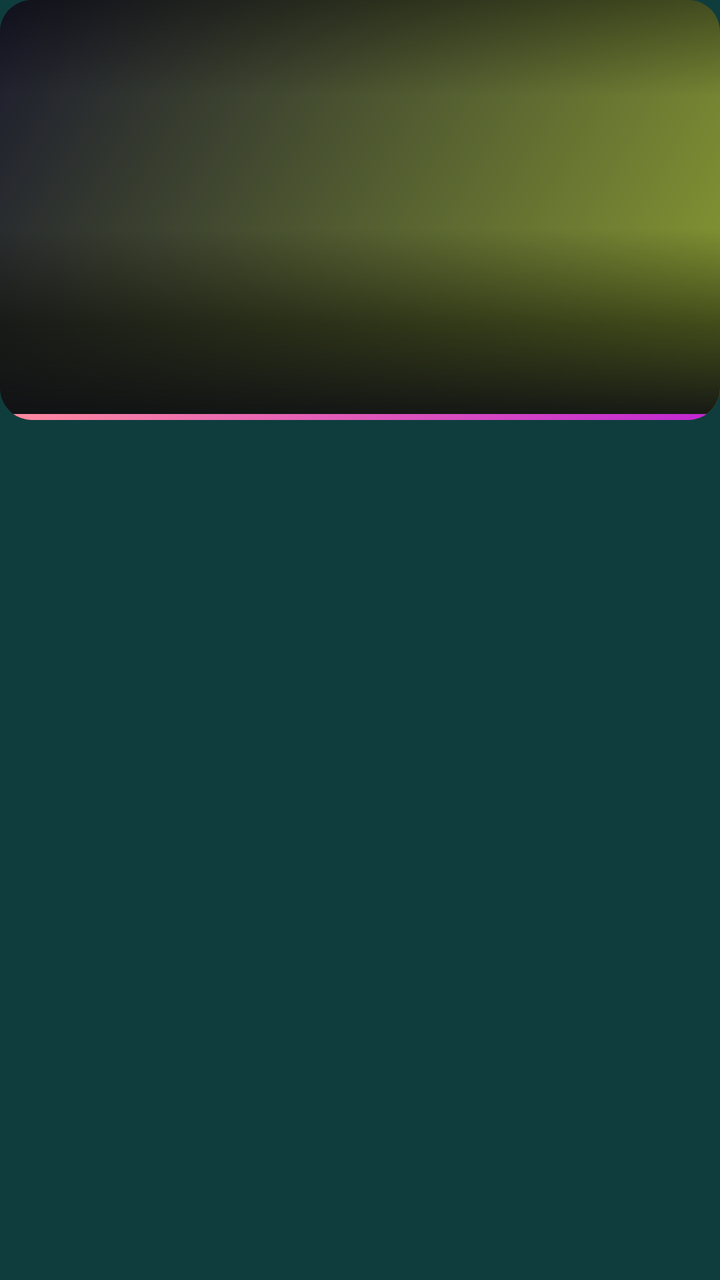
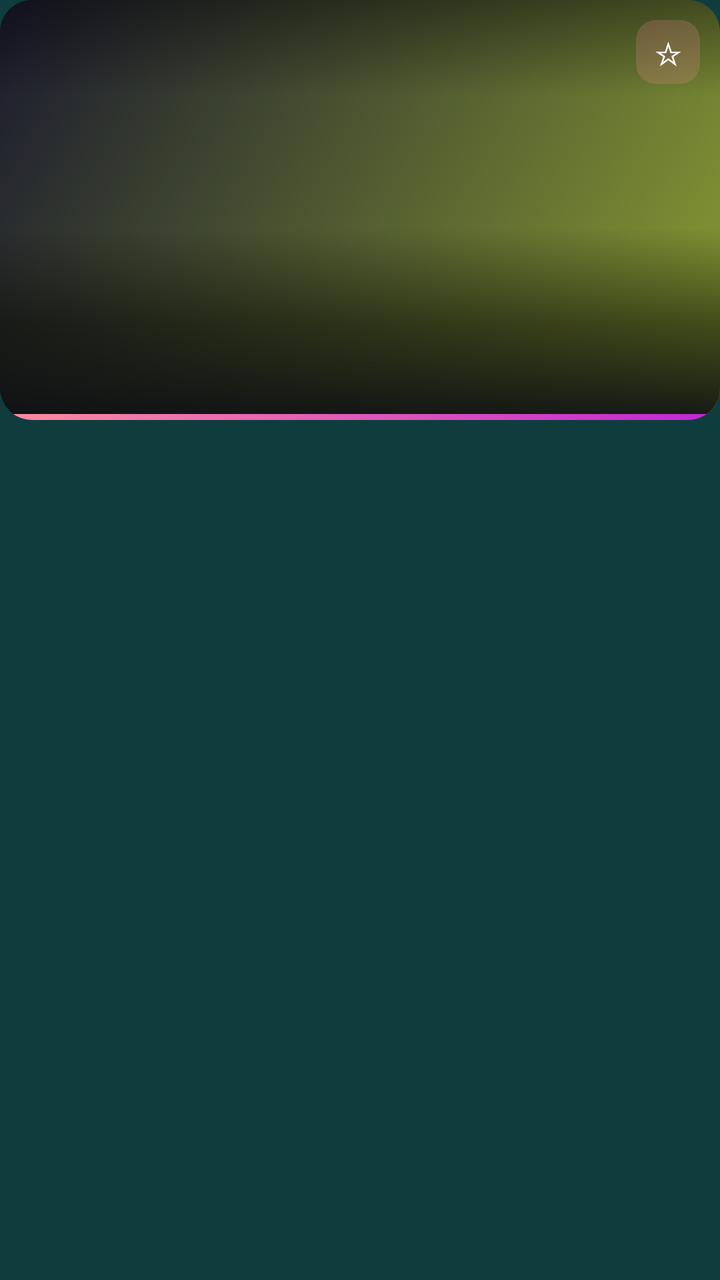

An Android layout rendered at two revisions. The XML below is the earlier revision; the diff shows what the commit changed to produce the second picture.
<!-- AndroidManifest.xml: application theme Theme.VovoFit -->
<!-- res/layout/item_drive_card.xml -->
<?xml version="1.0" encoding="utf-8"?>
<FrameLayout xmlns:android="http://schemas.android.com/apk/res/android"
    xmlns:app="http://schemas.android.com/apk/res-auto"
    android:layout_width="150dp"
    android:layout_height="wrap_content"
    android:layout_marginEnd="12dp"
    android:focusable="true"
    android:focusableInTouchMode="true"
    android:clickable="true"
    android:foreground="?attr/selectableItemBackground">

    
    <View
        android:id="@+id/drive_focus_ring"
        android:layout_width="match_parent"
        android:layout_height="210dp"
        android:background="@drawable/tile_focus_border"
        android:visibility="invisible" />

    <com.google.android.material.card.MaterialCardView
        android:id="@+id/drive_card_root"
        android:layout_width="match_parent"
        android:layout_height="210dp"
        app:cardCornerRadius="16dp"
        app:cardElevation="0dp"
        app:cardBackgroundColor="#0F1218"
        app:strokeWidth="0dp"
        app:strokeColor="@android:color/transparent">

        <FrameLayout
            android:layout_width="match_parent"
            android:layout_height="match_parent">

            
            <View
                android:id="@+id/drive_bg"
                android:layout_width="match_parent"
                android:layout_height="match_parent"
                android:background="@drawable/card_gradient_pink" />

            
            <TextView
                android:id="@+id/drive_icon"
                android:layout_width="match_parent"
                android:layout_height="match_parent"
                android:gravity="center"
                android:textSize="52sp"
                android:alpha="0.95" />

            
            <View
                android:layout_width="match_parent"
                android:layout_height="48dp"
                android:layout_gravity="top"
                android:background="@drawable/tile_overlay_top" />

            
            <View
                android:layout_width="match_parent"
                android:layout_height="96dp"
                android:layout_gravity="bottom"
                android:background="@drawable/tile_overlay_bottom" />

            
            <TextView
                android:id="@+id/drive_name"
                android:layout_width="match_parent"
                android:layout_height="wrap_content"
                android:layout_gravity="bottom"
                android:gravity="center"
                android:paddingHorizontal="10dp"
                android:paddingBottom="12dp"
                android:textColor="#FFFFFFFF"
                android:textSize="12sp"
                android:textStyle="bold"
                android:shadowColor="#80000000"
                android:shadowDx="0"
                android:shadowDy="1"
                android:shadowRadius="3"
                android:maxLines="2"
                android:ellipsize="end" />

            
            <View
                android:layout_width="match_parent"
                android:layout_height="3dp"
                android:layout_gravity="bottom"
                android:background="@drawable/progress_gradient" />
        </FrameLayout>
    </com.google.android.material.card.MaterialCardView>
</FrameLayout>
<!-- resources referenced by this layout -->
<resources>
  <!-- drawable card_gradient_pink (drawable) -->
  <?xml version="1.0" encoding="utf-8"?>
  <shape xmlns:android="http://schemas.android.com/apk/res/android" android:shape="rectangle">
      <gradient android:startColor="#FF8B9F33" android:endColor="#1a1a2e" android:angle="135" />
      <corners android:radius="10dp" />
  </shape>
  <!-- drawable progress_gradient (drawable) -->
  <?xml version="1.0" encoding="utf-8"?>
  <shape xmlns:android="http://schemas.android.com/apk/res/android" android:shape="rectangle">
      <gradient android:startColor="#FF8B9F" android:endColor="#C026D3" android:angle="0" />
      <corners android:radius="2dp" />
  </shape>
  <!-- drawable tile_focus_border (drawable) -->
  <?xml version="1.0" encoding="utf-8"?>
  <selector xmlns:android="http://schemas.android.com/apk/res/android">
      
      <item android:state_focused="true">
          <shape android:shape="rectangle">
              <solid android:color="#252A38" />
              <stroke android:width="3dp" android:color="#FF8B9F" />
              <corners android:radius="14dp" />
          </shape>
      </item>
      
      <item android:state_pressed="true">
          <shape android:shape="rectangle">
              <solid android:color="#2A3040" />
              <stroke android:width="2dp" android:color="#5DDEDA" />
              <corners android:radius="14dp" />
          </shape>
      </item>
      
      <item>
          <shape android:shape="rectangle">
              <solid android:color="@android:color/transparent" />
              <corners android:radius="14dp" />
          </shape>
      </item>
  </selector>
  <!-- drawable tile_overlay_bottom (drawable) -->
  <?xml version="1.0" encoding="utf-8"?>
  <shape xmlns:android="http://schemas.android.com/apk/res/android"
      android:shape="rectangle">
      <gradient
          android:startColor="#00000000"
          android:centerColor="#80000000"
          android:endColor="#F00D0E12"
          android:angle="270"
          android:type="linear" />
      <corners android:radius="0dp" />
  </shape>
  <!-- drawable tile_overlay_top (drawable) -->
  <?xml version="1.0" encoding="utf-8"?>
  <shape xmlns:android="http://schemas.android.com/apk/res/android"
      android:shape="rectangle">
      <gradient
          android:startColor="#66000000"
          android:endColor="#00000000"
          android:angle="270"
          android:type="linear" />
      <corners android:radius="0dp" />
  </shape>
  <color name="md_primary">#FFA3E635</color>
  <color name="md_on_primary">#FF1A0A0F</color>
  <color name="md_primary_container">#FF0F3D3E</color>
  <color name="md_on_primary_container">#FFFFEAF1</color>
  <color name="md_secondary">#FFC026D3</color>
  <color name="md_on_secondary">#FF1A0A1F</color>
  <color name="md_secondary_container">#FF5A1B6E</color>
  <color name="md_on_secondary_container">#FFFBD7FF</color>
  <color name="md_background">#FF0F3D3E</color>
  <color name="md_surface">#FF16181F</color>
  <color name="md_surface_variant">#FF232634</color>
  <color name="md_on_background">#FFEAEAF0</color>
  <color name="md_on_surface">#FFEAEAF0</color>
  <color name="md_on_surface_variant">#FFC0C4D0</color>
  <color name="md_outline">#FF3A3F4F</color>
  <color name="md_outline_variant">#FF2A2E3A</color>
  <color name="md_error">#FFCF6679</color>
  <color name="md_on_error">#FF600014</color>
  <style name="Widget.Meggy.CardView" parent="Widget.Material3.CardView.Filled">
          <item name="cardBackgroundColor">@color/md_surface_container</item>
          <item name="cardCornerRadius">20dp</item>
          <item name="cardElevation">2dp</item>
          <item name="contentPadding">0dp</item>
          <item name="strokeWidth">0dp</item>
      </style>
  <color name="md_surface_container">#FF1B1E27</color>
  <!-- unchanged entries left out for length: 1 -->
</resources>

<!-- the commit's change to res/layout/item_drive_card.xml (unified diff, before → after) -->
@@ -55,6 +55,24 @@
                 android:background="@drawable/tile_overlay_top" />
 
             
+            <TextView
+                android:id="@+id/drive_fav_star"
+                android:layout_width="32dp"
+                android:layout_height="32dp"
+                android:layout_gravity="top|end"
+                android:layout_marginTop="10dp"
+                android:layout_marginEnd="10dp"
+                android:background="@drawable/badge_resume"
+                android:gravity="center"
+                android:text="☆"
+                android:textColor="#FFFFFFFF"
+                android:textSize="16sp"
+                android:clickable="true"
+                android:focusable="true"
+                android:focusableInTouchMode="true"
+                android:contentDescription="Adicionar à Minha lista" />
+
+            
             <View
                 android:layout_width="match_parent"
                 android:layout_height="96dp"
<!-- resource entries referenced after the edit -->
@@ -1,5 +1,12 @@
 <!-- resources referenced by this layout -->
 <resources>
+  <!-- drawable badge_resume (drawable) -->
+  <?xml version="1.0" encoding="utf-8"?>
+  <shape xmlns:android="http://schemas.android.com/apk/res/android"
+      android:shape="rectangle">
+      <solid android:color="#33FF8B9F" />
+      <corners android:radius="10dp" />
+  </shape>
   <!-- drawable card_gradient_pink (drawable) -->
   <?xml version="1.0" encoding="utf-8"?>
   <shape xmlns:android="http://schemas.android.com/apk/res/android" android:shape="rectangle">
